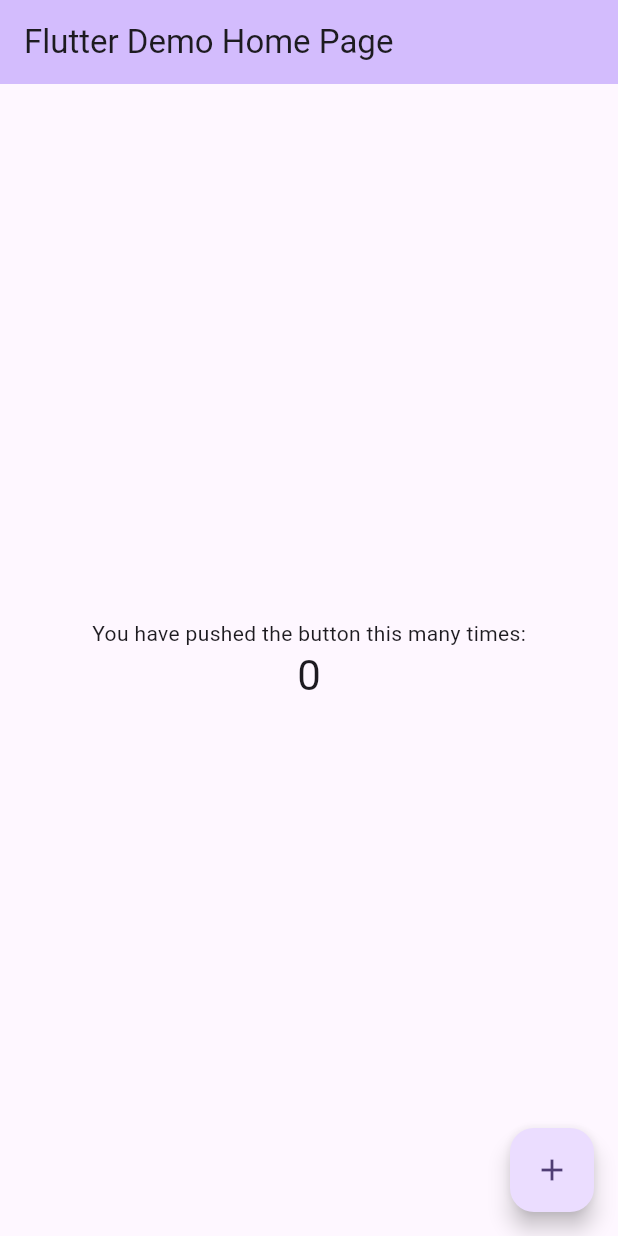
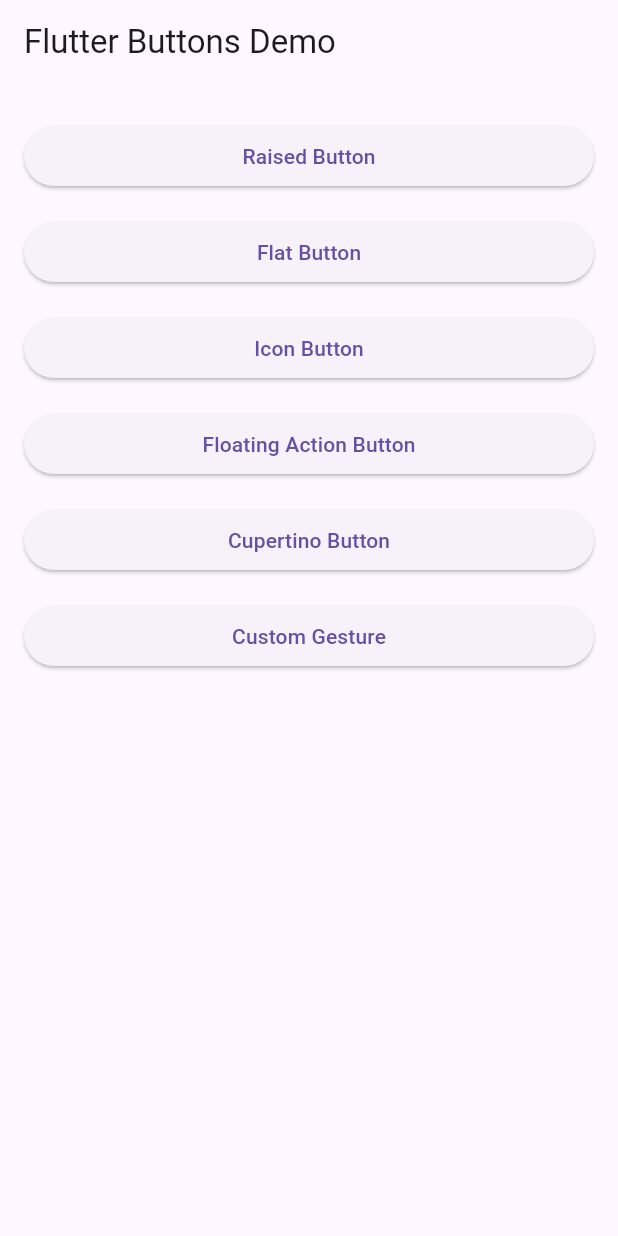
Before and after one commit to OrewaKimi/flutter_button, a Flutter app: the screen it shows after launch, on a phone screen of 412 x 824 dp. Run offline on Flutter 3.47's test engine with Material 3 defaults, Android fonts, the phone set to English and light mode, and no system bars.

Commit message:
second commit

```diff
--- a/lib/main.dart
+++ b/lib/main.dart
@@ -1,122 +1,74 @@
 import 'package:flutter/material.dart';
+import 'button/raised_button.dart';
+import 'button/flat_button.dart';
+import 'button/icon_button.dart';
+import 'button/floating_action_button.dart';
+import 'button/cupertino_button.dart';
+import 'button/custom_gesture.dart';
 
 void main() {
-  runApp(const MyApp());
+  runApp(MyApp());
 }
 
 class MyApp extends StatelessWidget {
-  const MyApp({super.key});
-
-  // This widget is the root of your application.
   @override
   Widget build(BuildContext context) {
     return MaterialApp(
-      title: 'Flutter Demo',
-      theme: ThemeData(
-        // This is the theme of your application.
-        //
-        // TRY THIS: Try running your application with "flutter run". You'll see
-        // the application has a purple toolbar. Then, without quitting the app,
-        // try changing the seedColor in the colorScheme below to Colors.green
-        // and then invoke "hot reload" (save your changes or press the "hot
-        // reload" button in a Flutter-supported IDE, or press "r" if you used
-        // the command line to start the app).
-        //
-        // Notice that the counter didn't reset back to zero; the application
-        // state is not lost during the reload. To reset the state, use hot
-        // restart instead.
-        //
-        // This works for code too, not just values: Most code changes can be
-        // tested with just a hot reload.
-        colorScheme: ColorScheme.fromSeed(seedColor: Colors.deepPurple),
-      ),
-      home: const MyHomePage(title: 'Flutter Demo Home Page'),
+      debugShowCheckedModeBanner: false,
+      title: 'Flutter Buttons Demo',
+      theme: ThemeData(primarySwatch: Colors.blue),
+      home: HomeScreen(),
     );
   }
 }
 
-class MyHomePage extends StatefulWidget {
-  const MyHomePage({super.key, required this.title});
-
-  // This widget is the home page of your application. It is stateful, meaning
-  // that it has a State object (defined below) that contains fields that affect
-  // how it looks.
-
-  // This class is the configuration for the state. It holds the values (in this
-  // case the title) provided by the parent (in this case the App widget) and
-  // used by the build method of the State. Fields in a Widget subclass are
-  // always marked "final".
-
-  final String title;
-
+class HomeScreen extends StatelessWidget {
   @override
-  State<MyHomePage> createState() => _MyHomePageState();
-}
-
-class _MyHomePageState extends State<MyHomePage> {
-  int _counter = 0;
-
-  void _incrementCounter() {
-    setState(() {
-      // This call to setState tells the Flutter framework that something has
-      // changed in this State, which causes it to rerun the build method below
-      // so that the display can reflect the updated values. If we changed
-      // _counter without calling setState(), then the build method would not be
-      // called again, and so nothing would appear to happen.
-      _counter++;
-    });
+  Widget build(BuildContext context) {
+    return Scaffold(
+      appBar: AppBar(title: Text('Flutter Buttons Demo')),
+      body: ListView(
+        padding: EdgeInsets.all(16),
+        children: [
+          _buildNavigationButton(context, 'Raised Button', RaisedButton()),
+          _buildNavigationButton(context, 'Flat Button', FlatButtonDemo()),
+          _buildNavigationButton(context, 'Icon Button', IconButtonDemo()),
+          _buildNavigationButton(
+            context,
+            'Floating Action Button',
+            FloatingActionButtonDemo(),
+          ),
+          _buildNavigationButton(
+            context,
+            'Cupertino Button',
+            CupertinoButtonScreen(),
+          ),
+          _buildNavigationButton(
+            context,
+            'Custom Gesture',
+            CustomGestureScreen(),
+          ),
+        ],
+      ),
+    );
   }
 
-  @override
-  Widget build(BuildContext context) {
-    // This method is rerun every time setState is called, for instance as done
-    // by the _incrementCounter method above.
-    //
-    // The Flutter framework has been optimized to make rerunning build methods
-    // fast, so that you can just rebuild anything that needs updating rather
-    // than having to individually change instances of widgets.
-    return Scaffold(
-      appBar: AppBar(
-        // TRY THIS: Try changing the color here to a specific color (to
-        // Colors.amber, perhaps?) and trigger a hot reload to see the AppBar
-        // change color while the other colors stay the same.
-        backgroundColor: Theme.of(context).colorScheme.inversePrimary,
-        // Here we take the value from the MyHomePage object that was created by
-        // the App.build method, and use it to set our appbar title.
-        title: Text(widget.title),
+  Widget _buildNavigationButton(
+    BuildContext context,
+    String title,
+    Widget screen,
+  ) {
+    return Padding(
+      padding: EdgeInsets.symmetric(vertical: 8),
+      child: ElevatedButton(
+        onPressed: () {
+          Navigator.push(
+            context,
+            MaterialPageRoute(builder: (context) => screen),
+          );
+        },
+        child: Text(title),
       ),
-      body: Center(
-        // Center is a layout widget. It takes a single child and positions it
-        // in the middle of the parent.
-        child: Column(
-          // Column is also a layout widget. It takes a list of children and
-          // arranges them vertically. By default, it sizes itself to fit its
-          // children horizontally, and tries to be as tall as its parent.
-          //
-          // Column has various properties to control how it sizes itself and
-          // how it positions its children. Here we use mainAxisAlignment to
-          // center the children vertically; the main axis here is the vertical
-          // axis because Columns are vertical (the cross axis would be
-          // horizontal).
-          //
-          // TRY THIS: Invoke "debug painting" (choose the "Toggle Debug Paint"
-          // action in the IDE, or press "p" in the console), to see the
-          // wireframe for each widget.
-          mainAxisAlignment: MainAxisAlignment.center,
-          children: <Widget>[
-            const Text('You have pushed the button this many times:'),
-            Text(
-              '$_counter',
-              style: Theme.of(context).textTheme.headlineMedium,
-            ),
-          ],
-        ),
-      ),
-      floatingActionButton: FloatingActionButton(
-        onPressed: _incrementCounter,
-        tooltip: 'Increment',
-        child: const Icon(Icons.add),
-      ), // This trailing comma makes auto-formatting nicer for build methods.
     );
   }
 }
```
Also changed, not shown: lib/button/cupertino_button.dart (+36 -0 lines), lib/button/custom_gesture.dart (+35 -0 lines), lib/button/floating_action_button.dart (+19 -0 lines).
